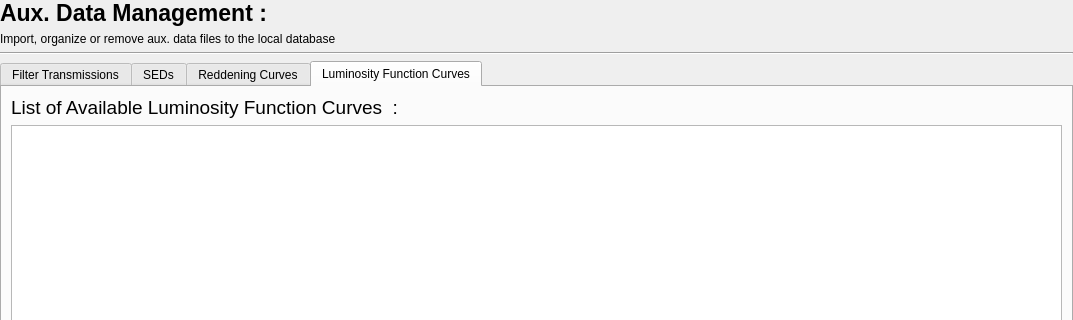
First picture: the form in PhzQtUI/auxdir/PhzQtUI/FormAuxDataManagement.ui, repository astrorama/Phosphoros, before the edit; both pictures show x 0 to 1073 and y 0 to 320 of the 1073 by 831 pixel window.
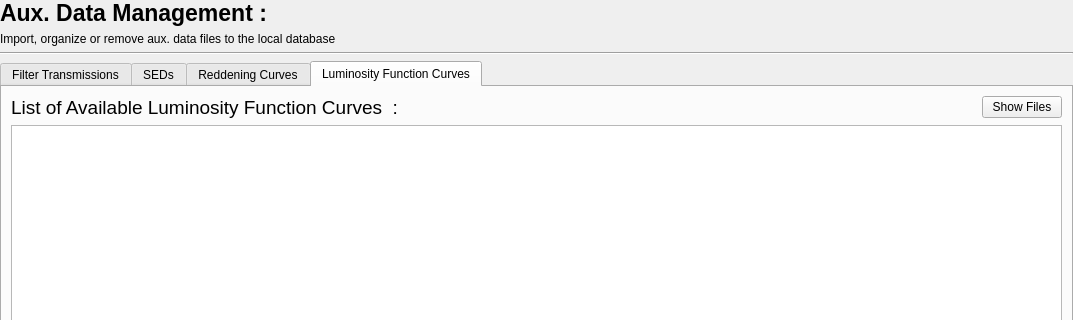
Second picture: the form after the edit. The open tabs and pages were chosen to show the change.

Commit message: Add buttons at the Aux data management for opening the native file browser [Redmine issue #12444]

The edit to the form file:
```diff
--- a/PhzQtUI/auxdir/PhzQtUI/FormAuxDataManagement.ui
+++ b/PhzQtUI/auxdir/PhzQtUI/FormAuxDataManagement.ui
@@ -169,6 +169,8 @@
       </attribute>
       <layout class="QVBoxLayout" name="verticalLayout_3">
        <item>
+        <layout class="QHBoxLayout" name="horizontalLayout_5">
+         <item>
         <widget class="QLabel" name="label_17">
          <property name="font">
           <font>
@@ -182,6 +184,28 @@
           <string>List of Available Luminosity Function Curves  :</string>
          </property>
         </widget>
+         </item>
+         <item>
+          <spacer name="horizontalSpacer_4">
+           <property name="orientation">
+            <enum>Qt::Horizontal</enum>
+           </property>
+           <property name="sizeHint" stdset="0">
+            <size>
+             <width>40</width>
+             <height>20</height>
+            </size>
+           </property>
+          </spacer>
+         </item>
+         <item>
+          <widget class="QPushButton" name="btn_ShowFilesLumFunc">
+           <property name="text">
+            <string>Show Files</string>
+           </property>
+          </widget>
+         </item>
+        </layout>
        </item>
        <item>
         <widget class="QTreeView" name="treeView_ManageLuminosity">
```
Left out of the diff: 76 changed lines with no effect on the pictures. Lines whose indentation alone changed are shown as unchanged. The commit also changes 2 other files.
